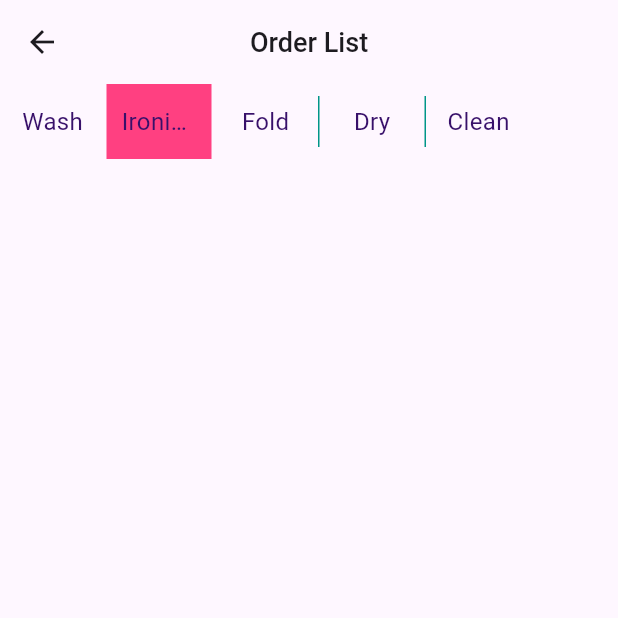
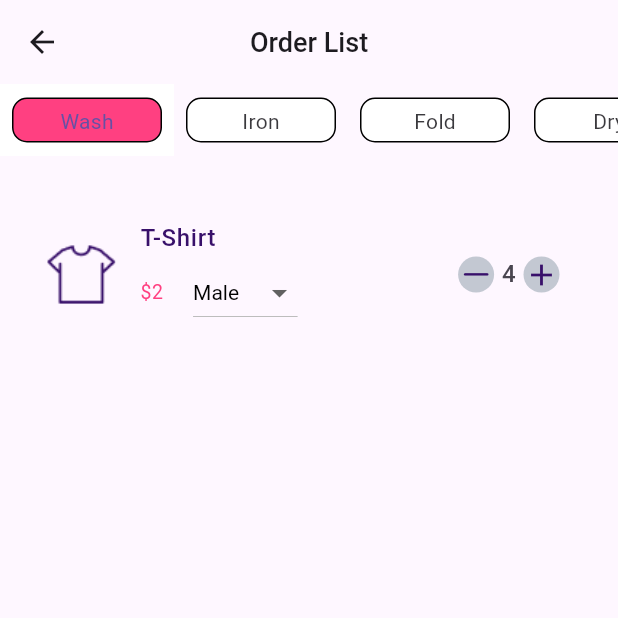
Before and after one commit to BaberHashmi512/laundry_app, a Flutter app: the OrderList screen opened directly, on a phone screen of 412 x 824 dp, the top half of it. Run offline on Flutter 3.47's test engine with Material 3 defaults, Android fonts, the phone set to English and light mode, and no system bars; drawn by our look-alikes of toggle_switch; our stand-ins replace curved_navigation_bar, pin_code_fields, pinput, smooth_page_indicator.

Commit message:
Order list in Progress

```diff
--- a/lib/Screens/HomePages/order_list.dart
+++ b/lib/Screens/HomePages/order_list.dart
@@ -1,3 +1,4 @@
+import 'package:flutter/cupertino.dart';
 import 'package:flutter/material.dart';
 import 'package:toggle_switch/toggle_switch.dart';
 
@@ -9,38 +10,162 @@ class OrderList extends StatefulWidget {
 }
 
 class _OrderListState extends State<OrderList> {
+  String dropdownValue = "Male";
+  List<Widget> services = <Widget>[
+    Text("Wash"),
+    Text("Iron"),
+    Text("Fold"),
+    Text("Dry"),
+    Text("Clena"),
+  ];
+  late List<bool> _selectedServices = <bool>[true, false, false, false, false];
+
   @override
   Widget build(BuildContext context) {
     return Scaffold(
       appBar: AppBar(
         centerTitle: true,
-        title: Text("Order List",style: TextStyle(fontWeight: FontWeight.w500,fontSize: 18),),
+        title: const Text(
+          "Order List",
+          style: TextStyle(fontWeight: FontWeight.w500, fontSize: 18),
+        ),
       ),
       body: Column(
         children: [
-          ToggleSwitch(
-            activeBorders: [
-              Border.all(color: Color(0XFF38106A))
-            ],
-            cornerRadius: 12,
-            dividerMargin: 10,
-            dividerColor: Colors.teal,
-            isVertical: false,
-            curve: Curves.bounceIn,
-            minWidth: 70.0,
-            minHeight: 50.0,
-            fontSize: 16.0,
-            initialLabelIndex: 1,
-            activeBgColor: const [Colors.pinkAccent],
-            activeFgColor: Color(0XFF38106A),
-            inactiveBgColor: Colors.transparent,
-            inactiveFgColor: Color(0XFF38106A),
-            totalSwitches: 5,
-            labels: ['Wash', 'Ironing', 'Fold','Dry','Clean'],
-            onToggle: (index) {
-              print('switched to: $index');
-            },
+          SingleChildScrollView(
+            scrollDirection: Axis.horizontal,
+            child: Row(
+              children: [
+                ToggleButtons(
+                  renderBorder: false,
+                  fillColor: Colors.white,
+                  onPressed: (val) {
+                    setState(() {
+                      _selectedServices = List.generate(5, (index) => false);
+                      _selectedServices[val] = !_selectedServices[val];
+                    });
+                  },
+                  isSelected: _selectedServices,
+                  children: List<Widget>.generate(
+                    5,
+                    (index) => Padding(
+                      padding: const EdgeInsets.all(8.0),
+                      child: Container(
+                        decoration: BoxDecoration(
+                          color: _selectedServices[index]
+                              ? Colors.pinkAccent
+                              : Colors.white,
+                          border: Border.all(),
+                          borderRadius: BorderRadius.circular(10),
+                        ),
+                        padding: const EdgeInsets.all(5),
+                        width: 100,
+                        height: 30,
+                        alignment: Alignment.center,
+                        child: services[index],
+                      ),
+                    ),
+                  ),
+                ),
+              ],
+            ),
           ),
+          const SizedBox(
+            height: 20,
+          ),
+          Padding(
+            padding: const EdgeInsets.all(15.0),
+            child: Column(
+              children: [
+                ListTile(
+                  leading: Image.asset(
+                    "assets/images/tshirt1.png",
+                    width: 46.6,
+                    height: 44,
+                  ),
+                  title: const Text(
+                    "T-Shirt",
+                    style: TextStyle(
+                        fontSize: 16,
+                        fontWeight: FontWeight.w500,
+                        color: Color(0XFF38106A)),
+                  ),
+                  subtitle: Row(
+                    children: [
+                      const Text(
+                        "\$2",
+                        style: TextStyle(
+                            fontWeight: FontWeight.w400,
+                            fontSize: 13,
+                            color: Colors.pinkAccent),
+                      ),
+                      const SizedBox(
+                        width: 20,
+                      ),
+                      DropdownButton<String>(
+                          value: dropdownValue,
+                          icon: const Icon(Icons.arrow_drop_down_sharp),
+                          style: const TextStyle(color: Colors.black),
+                          items: const [
+                            DropdownMenuItem(
+                              value: "Male",
+                              child: Text("Male"),
+                            ),
+                            DropdownMenuItem(
+                              value: "Female",
+                              child: Text("Female"),
+                            ),
+                            DropdownMenuItem(
+                              value: "Gender",
+                              child: Text("Gender"),
+                            ),
+                          ],
+                          onChanged: (String? newValue) {
+                            setState(() {
+                              dropdownValue = newValue!;
+                            });
+                          })
+                    ],
+                  ),
+                  trailing: Wrap(
+                    children: [
+                      Container(
+                        decoration: BoxDecoration(
+                          color: const Color(0XFFC3C8D2),
+                          borderRadius: BorderRadius.circular(20),
+                        ),
+                        child: const Icon(
+                          CupertinoIcons.minus,
+                          color: Color(0XFF38106A),
+                        ),
+                      ),
+                      const SizedBox(
+                        width: 5,
+                      ),
+                      const Text(
+                        "4",
+                        style: TextStyle(
+                            fontSize: 16, fontWeight: FontWeight.w500),
+                      ),
+                      const SizedBox(
+                        width: 5,
+                      ),
+                      Container(
+                        decoration: BoxDecoration(
+                          color: const Color(0XFFC3C8D2),
+                          borderRadius: BorderRadius.circular(20),
+                        ),
+                        child: const Icon(
+                          Icons.add,
+                          color: Color(0XFF38106A),
+                        ),
+                      ),
+                    ],
+                  ),
+                )
+              ],
+            ),
+          )
         ],
       ),
     );
--- a/pubspec.yaml
+++ b/pubspec.yaml
@@ -41,6 +41,7 @@ dependencies:
   pinput: ^3.0.1
   curved_navigation_bar: ^1.0.3
   toggle_switch: ^2.1.0
+  dropdown_button2: ^2.3.9
 
 dev_dependencies:
   flutter_test:
```
Also changed, not shown: assets/images/tshirt1.png (added), pubspec.lock.
